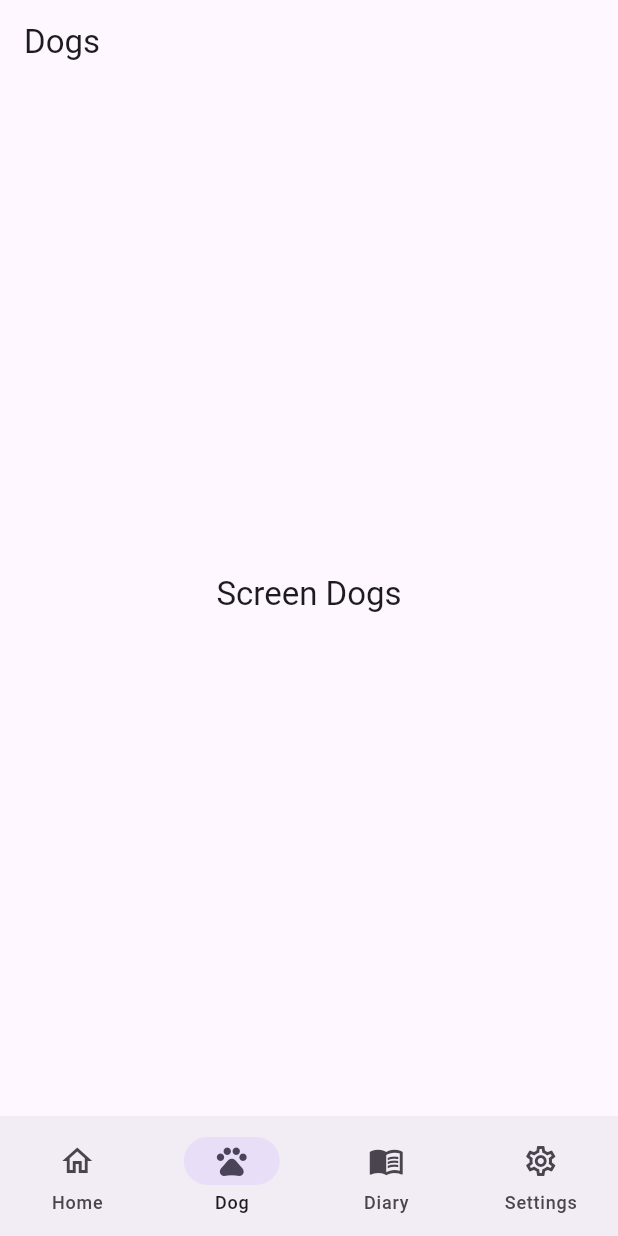
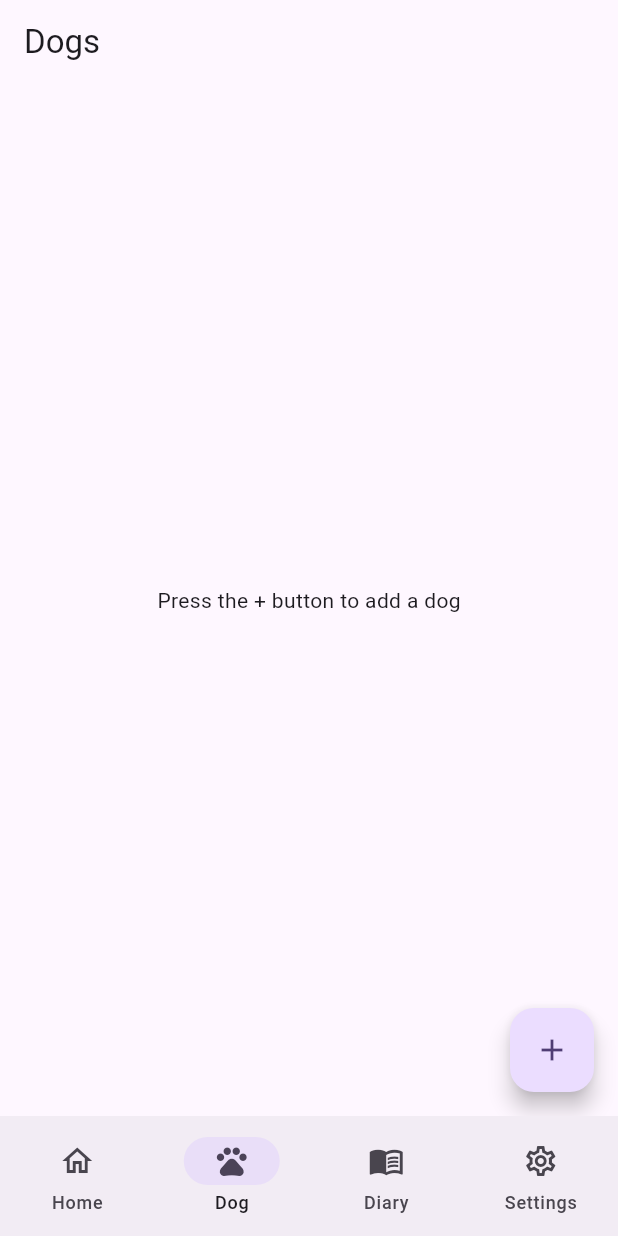
Before and after one commit to maocypher/dogsportsdiary, a Flutter app: the screen it shows after launch, item 2 of the bottom bar chosen, on a phone screen of 412 x 824 dp. Run offline on Flutter 3.47's test engine with Material 3 defaults, Android fonts, the phone set to English and light mode, and no system bars; our stand-ins replace get_it, go_router, hive; accounts and stored records are empty.

Commit message:
Navigation to add new dog page

```diff
--- a/lib/app/app_router.dart
+++ b/lib/app/app_router.dart
@@ -1,9 +1,12 @@
 import 'package:dog_sports_diary/core/di/serivce_provider.dart';
+import 'package:dog_sports_diary/features/dog/dog_tab.dart';
+import 'package:dog_sports_diary/features/dog/dog_viewmodel.dart';
 import 'package:dog_sports_diary/features/home/home_tab.dart';
 import 'package:dog_sports_diary/features/settings/settings_tab.dart';
 import 'package:dog_sports_diary/features/settings/settings_viewmodel.dart';
 import 'package:dog_sports_diary/features/show_diary_entry/show_diary_entry_tab.dart';
-import 'package:dog_sports_diary/features/show_dog/show_dog_tab.dart';
+import 'package:dog_sports_diary/features/show_dogs/show_dogs_tab.dart';
+import 'package:dog_sports_diary/features/show_dogs/show_dogs_viewmodel.dart';
 import 'package:dog_sports_diary/presentation/widgets/scaffold_nested_navigation.dart';
 import 'package:flutter/material.dart';
 import 'package:go_router/go_router.dart';
@@ -46,10 +49,24 @@ final GoRouter router = GoRouter(
           routes: [
             // top route inside branch
             GoRoute(
-              path: '/dogs',
-              pageBuilder: (context, state) => const NoTransitionPage(
-                child: ShowDogTab(label: 'Dogs',),
+              path: '/dog',
+              pageBuilder: (context, state) => NoTransitionPage(
+                child: ShowDogsTab(
+                  showDogViewModel: ServiceProvider.locator<ShowDogsViewModel>(),
+                  label: 'Dogs',
+                ),
               ),
+              routes: [
+                GoRoute(
+                  path: 'new-dog',
+                  pageBuilder: (context, state) => NoTransitionPage(
+                    child: DogTab(
+                      dogViewModel: ServiceProvider.locator<DogViewModel>(),
+                      label: 'Dog',
+                    ),
+                  ),
+                ),
+              ],
             ),
           ],
         ),
@@ -84,28 +101,3 @@ final GoRouter router = GoRouter(
     ),
   ],
 );
-
-//ShellRoute(
-//       routes: [
-//         GoRoute(
-//           path: '/',
-//           name: 'home',
-//           builder: (context, state) => const HomeTab(),
-//         ),
-//         GoRoute(
-//           path: '/dogs',
-//           name: 'dogs',
-//           builder: (context, state) => const ShowDogTab(),
-//         ),
-//         GoRoute(
-//           path: '/diary',
-//           name: 'diary',
-//           builder: (context, state) => const ShowDiaryEntryTab(),
-//         ),
-//         GoRoute(
-//           path: '/settings',
-//           name: 'settings',
-//           builder: (context, state) => const SettingsTab(),
-//         ),
-//       ],
-//     ),
--- a/lib/core/di/serivce_provider.dart
+++ b/lib/core/di/serivce_provider.dart
@@ -1,7 +1,9 @@
 import 'package:dog_sports_diary/data/diary/diary_entry_repository.dart';
 import 'package:dog_sports_diary/data/dogs/dog_repository.dart';
 import 'package:dog_sports_diary/data/settings/settings_repository.dart';
+import 'package:dog_sports_diary/features/dog/dog_viewmodel.dart';
 import 'package:dog_sports_diary/features/settings/settings_viewmodel.dart';
+import 'package:dog_sports_diary/features/show_dogs/show_dogs_viewmodel.dart';
 import 'package:get_it/get_it.dart';
 
 interface class ServiceProvider {
@@ -11,6 +13,8 @@ interface class ServiceProvider {
   static injectAll() {
     //Dogs
     DogRepository.inject();
+    ShowDogsViewModel.inject();
+    DogViewModel.inject();
 
     //Diary
     DiaryEntryRepository.inject();
--- a/lib/data/diary/diary_adapter.dart
+++ b/lib/data/diary/diary_adapter.dart
@@ -4,7 +4,7 @@ import 'dart:convert';
 
 class DiaryEntryAdapter extends TypeAdapter<DiaryEntry> {
   @override
-  final int typeId = 0;
+  final int typeId = 2;
 
   @override
   DiaryEntry read(BinaryReader reader) {
--- a/lib/data/dogs/dog_adapter.dart
+++ b/lib/data/dogs/dog_adapter.dart
@@ -4,7 +4,7 @@ import 'dart:convert';
 
 class DogAdapter extends TypeAdapter<Dog> {
   @override
-  final int typeId = 0;
+  final int typeId = 1;
 
   @override
   Dog read(BinaryReader reader) {
--- a/lib/domain/entities/dog.dart
+++ b/lib/domain/entities/dog.dart
@@ -17,6 +17,24 @@ class Dog implements Entity{
     this.weight,
     this.imageAsBase64
   });
+
+  Dog copyWith({
+    int? id,
+    String? name,
+    DateTime? dateOfBirth,
+    List<String>? sports,
+    double? weight,
+    String? imageAsBase64
+  }) {
+    return Dog(
+      id: id ?? this.id,
+      name: name ?? this.name,
+      dateOfBirth: dateOfBirth ?? this.dateOfBirth,
+      sports: sports ?? this.sports,
+      weight: weight ?? this.weight,
+      imageAsBase64: imageAsBase64 ?? this.imageAsBase64
+    );
+  }
 
   factory Dog.fromJson(Map<String, dynamic> json) {
     return Dog(
--- /dev/null
+++ b/lib/features/dog/dog_viewmodel.dart
@@ -0,0 +1,61 @@
+import 'package:dog_sports_diary/core/di/serivce_provider.dart';
+import 'package:dog_sports_diary/data/dogs/dog_repository.dart';
+import 'package:dog_sports_diary/domain/entities/dog.dart';
+import 'package:flutter/material.dart';
+
+class DogViewModel extends ChangeNotifier {
+  final DogRepository _repository;
+  late Dog? _dog;
+
+  Dog? get dog => _dog;
+
+  DogViewModel(this._repository);
+
+  Future<void> loadDog(String name) async {
+    var dbDog = await _repository.getDog(name);
+
+    _dog = dbDog ?? Dog(name: name, id: 0, dateOfBirth: DateTime.now(), sports: []);
+    notifyListeners();
+  }
+
+  updateWeight(double weight) {
+    _dog = _dog?.copyWith(weight: weight);
+    notifyListeners();
+  }
+
+  updateImageAsBase64(String imageAsBase64) {
+    _dog = _dog?.copyWith(imageAsBase64: imageAsBase64);
+    notifyListeners();
+  }
+
+  updateName(String name) {
+    _dog = _dog?.copyWith(name: name);
+    notifyListeners();
+  }
+
+  updateDateOfBirth(DateTime dateOfBirth) {
+    _dog = _dog?.copyWith(dateOfBirth: dateOfBirth);
+    notifyListeners();
+  }
+
+  updateSports(List<String> sports) {
+    _dog = _dog?.copyWith(sports: sports);
+    notifyListeners();
+  }
+
+  saveDog() async {
+    if(_dog != null){
+      await _repository.saveDog(_dog!);
+    }
+  }
+
+  static inject() {
+    // injecting the viewmodel
+    final repository = ServiceProvider.locator<DogRepository>();
+    ServiceProvider.locator.registerFactory<DogViewModel>(() => DogViewModel(repository));
+  }
+
+  static DogViewModel get dogViewModel {
+    return ServiceProvider.locator<DogViewModel>();
+  }
+}
--- a/lib/features/settings/settings_tab.dart
+++ b/lib/features/settings/settings_tab.dart
@@ -68,8 +68,8 @@ class SettingsTab extends StatelessWidget {
             ),
             floatingActionButton: FloatingActionButton(
               onPressed: () {
-                Provider.of<SettingsViewModel>(context, listen: false).saveSettings();
-                //settingsViewModel.saveSettings();
+                Provider.of<SettingsViewModel>(context, listen: false)
+                    .saveSettings();
               },
               child: const Icon(Icons.save),
             ),
--- a/lib/features/show_dog/show_dog_tab.dart
+++ /dev/null
@@ -1,36 +0,0 @@
-import 'package:flutter/material.dart';
-
-class ShowDogTab extends StatelessWidget {
-  const ShowDogTab({
-    required this.label,
-    super.key
-  });
-
-  /// The label
-  final String label;
-
-  /// The path to the detail page
-  //final String detailsPath;
-
-  @override
-  Widget build(BuildContext context) {
-    return Scaffold(
-      appBar: AppBar(
-        title: Text(label),
-      ),
-      body: Center(
-        child: Column(
-          mainAxisSize: MainAxisSize.min,
-          children: <Widget>[
-            Text('Screen $label',
-                style: Theme
-                    .of(context)
-                    .textTheme
-                    .titleLarge),
-            const Padding(padding: EdgeInsets.all(4)),
-          ],
-        ),
-      ),
-    );
-  }
-}
--- /dev/null
+++ b/lib/features/show_dogs/show_dogs_tab.dart
@@ -0,0 +1,59 @@
+import 'package:dog_sports_diary/features/show_dogs/show_dogs_viewmodel.dart';
+import 'package:flutter/material.dart';
+import 'package:go_router/go_router.dart';
+import 'package:provider/provider.dart';
+
+class ShowDogsTab extends StatelessWidget {
+  final ShowDogsViewModel showDogViewModel;
+
+  /// The label
+  final String label;
+
+  /// The path to the detail page
+  //final String detailsPath;
+
+  const ShowDogsTab({
+    required this.showDogViewModel,
+    required this.label,
+    super.key
+  });
+
+  @override
+  Widget build(BuildContext context) {
+    return ChangeNotifierProvider<ShowDogsViewModel>(
+        create: (_) => showDogViewModel,
+        builder: (context, child) {
+          return Scaffold(
+            appBar: AppBar(
+              title: Text(label),
+            ),
+            body: Consumer<ShowDogsViewModel>(
+              builder: (context, viewModel, child) {
+                if (viewModel.dogs.isEmpty) {
+                  return const Center(
+                    child: Text('Press the + button to add a dog'),
+                  );
+                }
+
+                return ListView.builder(
+                  itemCount: viewModel.dogs.length,
+                  itemBuilder: (context, index) {
+                    final dog = viewModel.dogs[index];
+                    return ListTile(
+                      title: Text(dog.name),
+                      subtitle: Text(dog.dateOfBirth.toString()),
+                    );
+                  },
+                );
+              },
+            ),
+            floatingActionButton: FloatingActionButton(
+              onPressed: () {
+                context.go('/dog/new-dog');
+              },
+              child: const Icon(Icons.add),
+            ),
+          );
+        });
+  }
+}
--- /dev/null
+++ b/lib/features/show_dogs/show_dogs_viewmodel.dart
@@ -0,0 +1,34 @@
+import 'package:dog_sports_diary/core/di/serivce_provider.dart';
+import 'package:dog_sports_diary/data/dogs/dog_repository.dart';
+import 'package:dog_sports_diary/domain/entities/dog.dart';
+import 'package:flutter/material.dart';
+
+class ShowDogsViewModel extends ChangeNotifier {
+  final DogRepository _repository;
+  late List<Dog> _dogs = List.empty();
+
+  List<Dog> get dogs => _dogs;
+
+  ShowDogsViewModel(this._repository) {
+    loadSettings();
+  }
+
+  Future<void> loadSettings() async {
+    var dbDogs = await _repository.getAllDogs();
+
+    if(dbDogs.isNotEmpty) {
+      _dogs = dbDogs;
+      notifyListeners();
+    }
+  }
+
+  static inject() {
+    // injecting the viewmodel
+    final repository = ServiceProvider.locator<DogRepository>();
+    ServiceProvider.locator.registerFactory<ShowDogsViewModel>(() => ShowDogsViewModel(repository));
+  }
+
+  static ShowDogsViewModel get showDogsViewModel {
+    return ServiceProvider.locator<ShowDogsViewModel>();
+  }
+}
```
Also changed, not shown: lib/features/dog/dog_tab.dart (added, +80 -0 lines).
